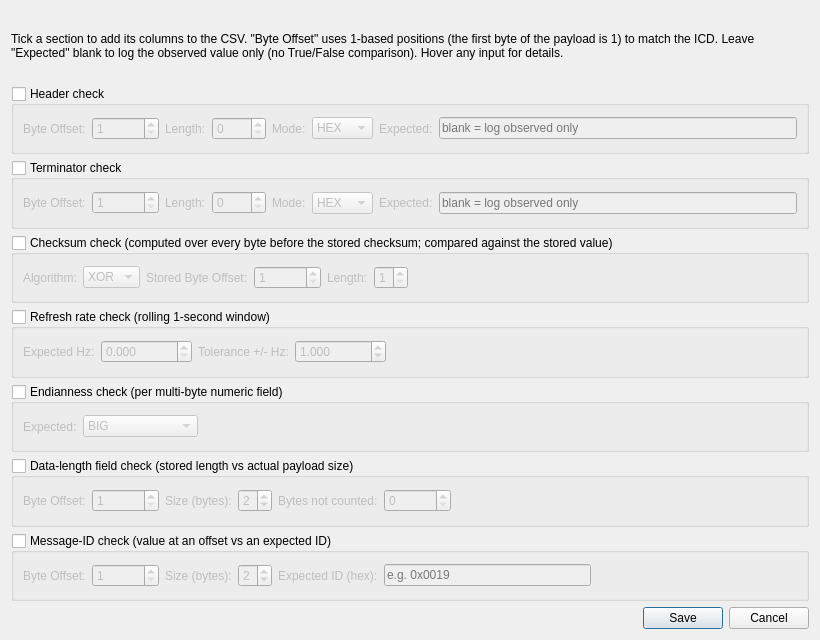
First picture: the form in forms/CompareOptionsDialog.ui, repository rohityaduvxnshi/pcapfile, before the edit.
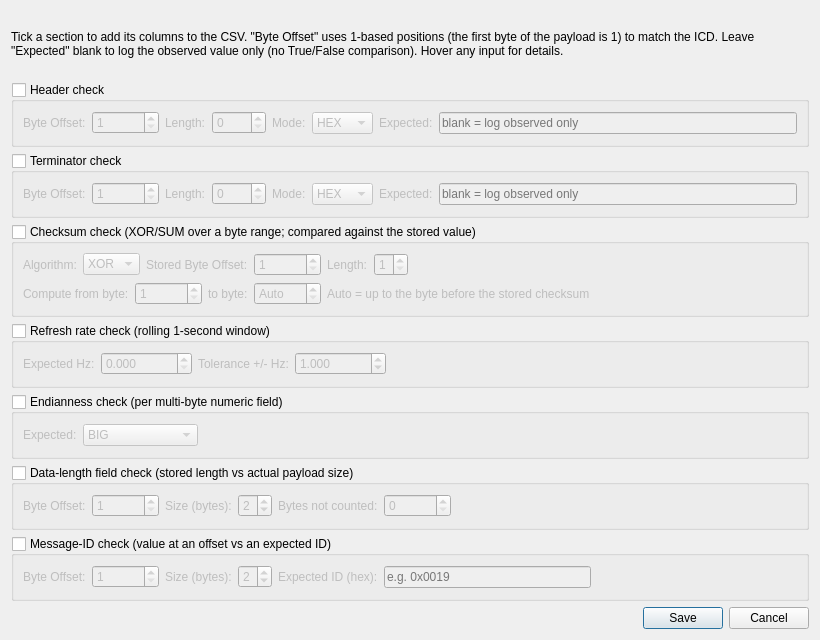
Second picture: the form after the edit.

Commit message: Checksum range, ICD page/preview, Excel export, Serial Mode, UI polish

Diff of the .ui file:
```diff
--- a/forms/CompareOptionsDialog.ui
+++ b/forms/CompareOptionsDialog.ui
@@ -66,10 +66,12 @@
 
    <item>
     <widget class="QGroupBox" name="grpChecksum">
-     <property name="title"><string>Checksum check (computed over every byte before the stored checksum; compared against the stored value)</string></property>
+     <property name="title"><string>Checksum check (XOR/SUM over a byte range; compared against the stored value)</string></property>
      <property name="checkable"><bool>true</bool></property>
      <property name="checked"><bool>false</bool></property>
-     <property name="toolTip"><string>Computes XOR or SUM of bytes 1 to (Stored Byte Offset - 1), then compares against the bytes already in the payload at the stored position.</string></property>
+     <property name="toolTip"><string>Computes XOR or SUM over the chosen byte range, then compares against the bytes already in the payload at the stored position. Leave &quot;to byte&quot; on Auto to keep the classic range: byte 1 up to the byte before the stored checksum.</string></property>
+     <layout class="QVBoxLayout" name="csumBox">
+      <item>
      <layout class="QHBoxLayout" name="csumRow">
       <item><widget class="QLabel" name="lblCsumAlgo"><property name="text"><string>Algorithm:</string></property></widget></item>
       <item>
@@ -84,6 +86,18 @@
       <item><widget class="QLabel" name="lblCsumLength"><property name="text"><string>Length:</string></property></widget></item>
       <item><widget class="QSpinBox" name="spinCsumLength"><property name="minimum"><number>1</number></property><property name="maximum"><number>4</number></property><property name="value"><number>1</number></property><property name="toolTip"><string>Size of the stored checksum (1-4 bytes).</string></property></widget></item>
       <item><spacer name="csumSpacer"><property name="orientation"><enum>Qt::Horizontal</enum></property><property name="sizeHint" stdset="0"><size><width>40</width><height>20</height></size></property></spacer></item>
+       </layout>
+      </item>
+      <item>
+       <layout class="QHBoxLayout" name="csumRangeRow">
+        <item><widget class="QLabel" name="lblCsumRangeFrom"><property name="text"><string>Compute from byte:</string></property></widget></item>
+        <item><widget class="QSpinBox" name="spinCsumRangeFrom"><property name="minimum"><number>1</number></property><property name="maximum"><number>1000000</number></property><property name="value"><number>1</number></property><property name="toolTip"><string>First byte of the checksum compute range (1-based, inclusive). Example: for &quot;checksum over bytes 4 to 16&quot; enter 4 here and 16 in &quot;to byte&quot;.</string></property></widget></item>
+        <item><widget class="QLabel" name="lblCsumRangeTo"><property name="text"><string>to byte:</string></property></widget></item>
+        <item><widget class="QSpinBox" name="spinCsumRangeTo"><property name="minimum"><number>0</number></property><property name="maximum"><number>1000000</number></property><property name="value"><number>0</number></property><property name="specialValueText"><string>Auto</string></property><property name="toolTip"><string>Last byte of the compute range (1-based, inclusive). Example: for &quot;checksum over bytes 4 to 16&quot; enter 16. Auto (0) keeps the classic behaviour: compute up to the byte just before the stored checksum.</string></property></widget></item>
+        <item><widget class="QLabel" name="lblCsumRangeHint"><property name="text"><string>Auto = up to the byte before the stored checksum</string></property></widget></item>
+        <item><spacer name="csumRangeSpacer"><property name="orientation"><enum>Qt::Horizontal</enum></property><property name="sizeHint" stdset="0"><size><width>40</width><height>20</height></size></property></spacer></item>
+       </layout>
+      </item>
      </layout>
     </widget>
    </item>
```
Left out of the diff: 2 changed lines with no effect on the pictures. Lines whose indentation alone changed are shown as unchanged. The commit also changes 108 other files.
